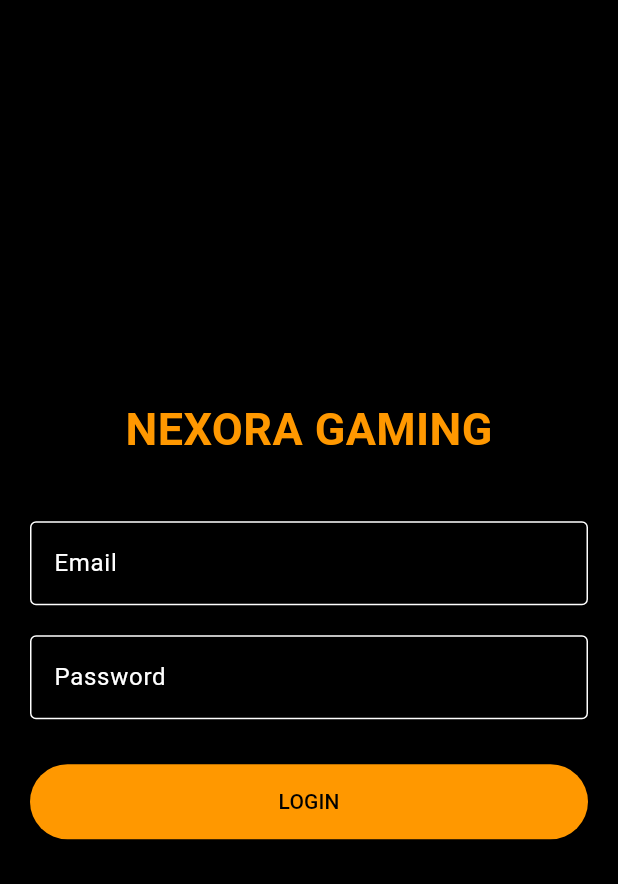
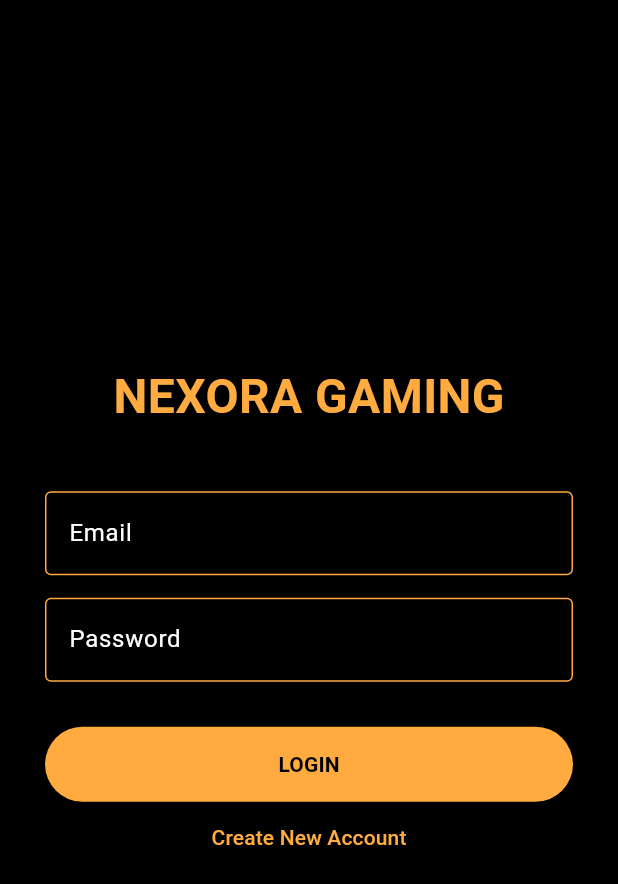
Before and after one commit to sandeshbhujel630-bot/Nexora-gaming-app, a Flutter app: the LoginPage screen opened directly, on a phone screen of 412 x 824 dp. Shown: the top 884 px of the screen. Run offline on Flutter 3.47's test engine with Material 3 defaults, Android fonts, the phone set to English and light mode, and no system bars; our stand-ins replace cloud_firestore, firebase_auth, firebase_core; accounts and stored records are empty; network calls fail.

Commit message:
Admin email updated and login fixed

```diff
--- a/lib/login_page.dart
+++ b/lib/login_page.dart
@@ -1,31 +1,52 @@
 import 'package:flutter/material.dart';
-import 'home_page.dart'; // होम पेजको फाइल इम्पोर्ट गरेको
+import 'package:firebase_auth/firebase_auth.dart';
+import 'main.dart'; // AdminPanel र UserHome यहीँ छ भने यो चाहिन्छ
 
-class LoginPage extends StatelessWidget {
+class LoginPage extends StatefulWidget {
   const LoginPage({super.key});
+  @override State<LoginPage> createState() => _LoginPageState();
+}
+
+class _LoginPageState extends State<LoginPage> {
+  final _email = TextEditingController();
+  final _pass = TextEditingController();
+
+  // यहाँ आफ्नो नयाँ Admin Email राख्नुहोस्
+  final String adminEmail = "sandeshbhujel630@gmail.com";
 
   @override
   Widget build(BuildContext context) {
     return Scaffold(
       backgroundColor: Colors.black,
       body: Padding(
-        padding: const EdgeInsets.all(20.0),
+        padding: const EdgeInsets.all(30),
         child: Column(
           mainAxisAlignment: MainAxisAlignment.center,
           children: [
-            const Text("NEXORA GAMING", style: TextStyle(color: Colors.orange, fontSize: 30, fontWeight: FontWeight.bold)),
+            const Text("NEXORA GAMING", style: TextStyle(fontSize: 32, fontWeight: FontWeight.bold, color: Colors.orangeAccent)),
             const SizedBox(height: 40),
-            TextField(decoration: InputDecoration(labelText: "Email", labelStyle: TextStyle(color: Colors.white), enabledBorder: OutlineInputBorder(borderSide: BorderSide(color: Colors.white)))),
-            const SizedBox(height: 20),
-            TextField(obscureText: true, decoration: InputDecoration(labelText: "Password", labelStyle: TextStyle(color: Colors.white), enabledBorder: OutlineInputBorder(borderSide: BorderSide(color: Colors.white)))),
+            TextField(controller: _email, style: TextStyle(color: Colors.white), decoration: const InputDecoration(labelText: "Email", labelStyle: TextStyle(color: Colors.white), enabledBorder: OutlineInputBorder(borderSide: BorderSide(color: Colors.orangeAccent)))),
+            const SizedBox(height: 15),
+            TextField(controller: _pass, obscureText: true, style: TextStyle(color: Colors.white), decoration: const InputDecoration(labelText: "Password", labelStyle: TextStyle(color: Colors.white), enabledBorder: OutlineInputBorder(borderSide: BorderSide(color: Colors.orangeAccent)))),
             const SizedBox(height: 30),
             ElevatedButton(
-              style: ElevatedButton.styleFrom(backgroundColor: Colors.orange, minimumSize: const Size(double.infinity, 50)),
-              onPressed: () {
-                // लगइन थिच्दा सिधै होमपेजमा लैजाने कोड
-                Navigator.pushReplacement(context, MaterialPageRoute(builder: (context) => const HomePage()));
+              style: ElevatedButton.styleFrom(minimumSize: const Size(double.infinity, 50), backgroundColor: Colors.orangeAccent),
+              onPressed: () async {
+                try {
+                  await FirebaseAuth.instance.signInWithEmailAndPassword(
+                    email: _email.text.trim(),
+                    password: _pass.text.trim()
+                  );
+                  // लगइन सफल भएपछि AuthWrapper ले आफैँ Admin वा User मा लैजान्छ
+                } catch (e) {
+                  ScaffoldMessenger.of(context).showSnackBar(SnackBar(content: Text("Error: ${e.toString()}")));
+                }
               },
-              child: const Text("LOGIN", style: TextStyle(color: Colors.black)),
+              child: const Text("LOGIN", style: TextStyle(color: Colors.black, fontWeight: FontWeight.bold))
+            ),
+            TextButton(
+              onPressed: () => FirebaseAuth.instance.createUserWithEmailAndPassword(email: _email.text.trim(), password: _pass.text.trim()),
+              child: const Text("Create New Account", style: TextStyle(color: Colors.orangeAccent))
             ),
           ],
         ),
```
